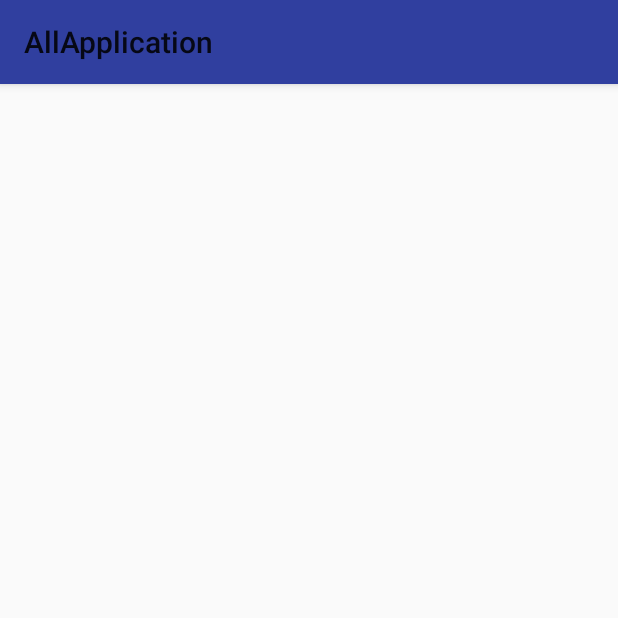
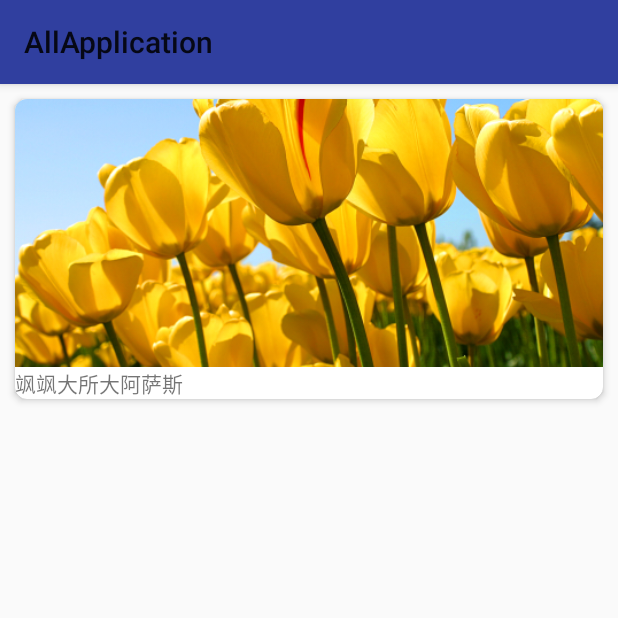
Before and after one commit to mrldroid/AllApplication, an Android app: the TransluentActivity screen opened directly, with no data from a screen before it, on a phone screen of 412 x 824 dp, the top half of it. Run offline under Robolectric (Android 15) with nearby library versions, the phone set to English and light mode, and no system bars.

Commit message:
CardView

```diff
--- a/app/build.gradle
+++ b/app/build.gradle
@@ -100,5 +100,7 @@ dependencies {
 
     compile 'com.android.support:design:25.1.0'
 
+    compile 'com.android.support:cardview-v7:25.1.0'
+
 
 }
--- /dev/null
+++ b/app/src/main/res/animator/z_translation.xml
@@ -0,0 +1,42 @@
+<?xml version="1.0" encoding="utf-8"?>
+<selector xmlns:android="http://schemas.android.com/apk/res/android">
+    <item android:state_pressed="true">
+        <set>
+            <objectAnimator
+                android:duration="@android:integer/config_shortAnimTime"
+                android:propertyName="scaleX"
+                android:valueTo="1.025"
+                android:valueType="floatType" />
+            <objectAnimator
+                android:duration="@android:integer/config_shortAnimTime"
+                android:propertyName="scaleY"
+                android:valueTo="1.025"
+                android:valueType="floatType" />
+            <objectAnimator
+                android:duration="@android:integer/config_shortAnimTime"
+                android:propertyName="translationZ"
+                android:valueTo="4dp"
+                android:valueType="floatType" />
+        </set>
+    </item>
+
+    <item>
+        <set>
+            <objectAnimator
+                android:duration="@android:integer/config_shortAnimTime"
+                android:propertyName="scaleX"
+                android:valueTo="1.0"
+                android:valueType="floatType" />
+            <objectAnimator
+                android:duration="@android:integer/config_shortAnimTime"
+                android:propertyName="scaleY"
+                android:valueTo="1.0"
+                android:valueType="floatType" />
+            <objectAnimator
+                android:duration="@android:integer/config_shortAnimTime"
+                android:propertyName="translationZ"
+                android:valueTo="0dp"
+                android:valueType="floatType" />
+        </set>
+    </item>
+</selector>
--- a/app/src/main/res/layout/activity_navigation.xml
+++ b/app/src/main/res/layout/activity_navigation.xml
@@ -1,13 +1,50 @@
 <?xml version="1.0" encoding="utf-8"?>
 <RelativeLayout xmlns:android="http://schemas.android.com/apk/res/android"
+    xmlns:app="http://schemas.android.com/apk/res-auto"
     xmlns:tools="http://schemas.android.com/tools"
     android:id="@+id/activity_navigation"
     android:layout_width="match_parent"
     android:layout_height="match_parent"
-    android:paddingBottom="@dimen/activity_vertical_margin"
-    android:paddingLeft="@dimen/activity_horizontal_margin"
-    android:paddingRight="@dimen/activity_horizontal_margin"
-    android:paddingTop="@dimen/activity_vertical_margin"
     tools:context="xxx.test.allapplication.material_design.TransluentActivity">
 
+    <android.support.v7.widget.CardView
+        android:id="@+id/cardView"
+        android:layout_width="match_parent"
+        android:layout_height="200dp"
+        android:layout_margin="@dimen/cardview_margin"
+        android:clickable="true"
+        android:foreground="?attr/selectableItemBackground"
+        android:stateListAnimator="@animator/z_translation"
+        app:cardCornerRadius="8dp"
+        app:cardElevation="3dp"
+        >
+        <LinearLayout
+            android:layout_width="match_parent"
+            android:layout_height="wrap_content"
+            android:orientation="vertical">
+        <ImageView
+            android:id="@+id/iv"
+            android:layout_width="match_parent"
+            android:layout_height="0dp"
+            android:layout_weight="1"
+            android:scaleType="centerCrop"
+            android:src="@drawable/tulips2" />
+            <TextView
+                android:layout_width="wrap_content"
+                android:layout_height="wrap_content"
+                android:text="飒飒大所大阿萨斯"
+                />
+        </LinearLayout>
+    </android.support.v7.widget.CardView>
+
+    <!--<android.support.v7.widget.CardView-->
+        <!--xmlns:android="http://schemas.android.com/apk/res/android"-->
+        <!--xmlns:card_view="http://schemas.android.com/apk/res-auto"-->
+        <!--android:layout_width="match_parent"-->
+        <!--android:layout_height="200dp"-->
+        <!--android:layout_centerInParent="true"-->
+        <!--android:layout_marginLeft="10dp"-->
+        <!--android:layout_marginRight="@dimen/card_margin_horizontal"-->
+        <!--card_view:cardCornerRadius="0dp"/>-->
+
 </RelativeLayout>
--- /dev/null
+++ b/app/src/main/res/values-v21/dimens.xml
@@ -0,0 +1,5 @@
+<resources>
+    <dimen name="cardview_margin">10dp</dimen>
+    <dimen name="card_margin_horizontal">0dp</dimen>
+
+</resources>
--- a/app/src/main/res/values/dimens.xml
+++ b/app/src/main/res/values/dimens.xml
@@ -5,4 +5,6 @@
     <dimen name="slidingmenu_offset_left">75dp</dimen>
     <dimen name="slidingmenu_offset_right">75dp</dimen>
     <dimen name="dp_70">30dp</dimen>
+    <dimen name="cardview_margin">8dp</dimen>
+    <dimen name="card_margin_horizontal">-3dp</dimen>
 </resources>
```
Also changed, not shown: app/src/main/res/drawable-xxhdpi/tulips2.jpg (added).
